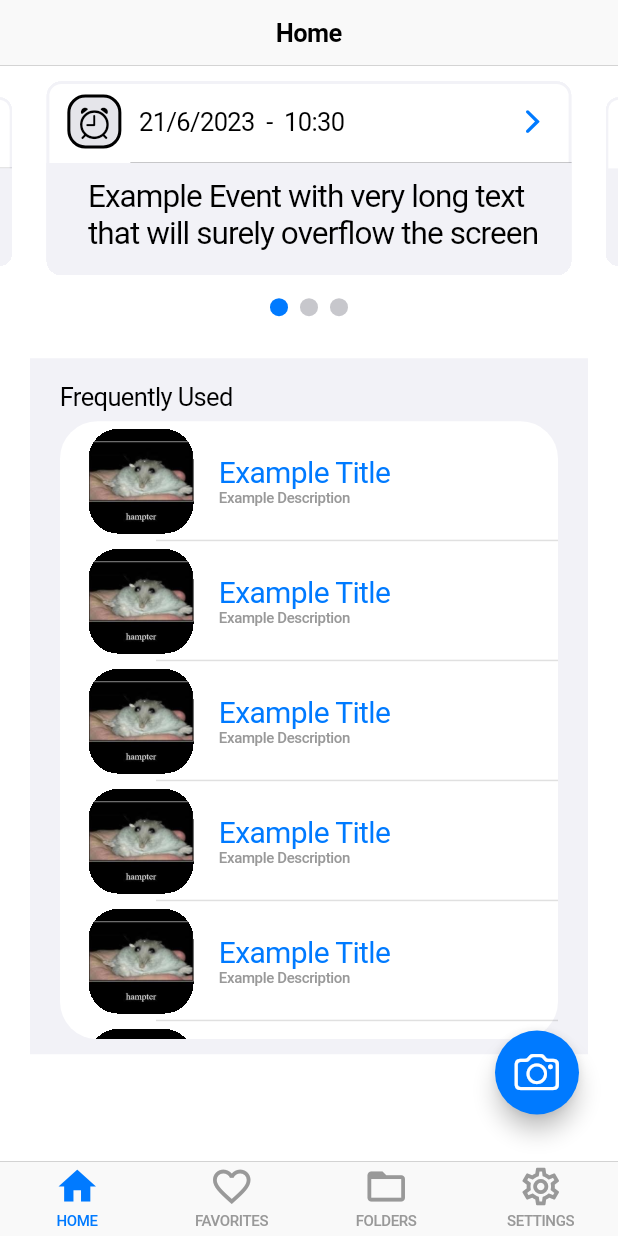
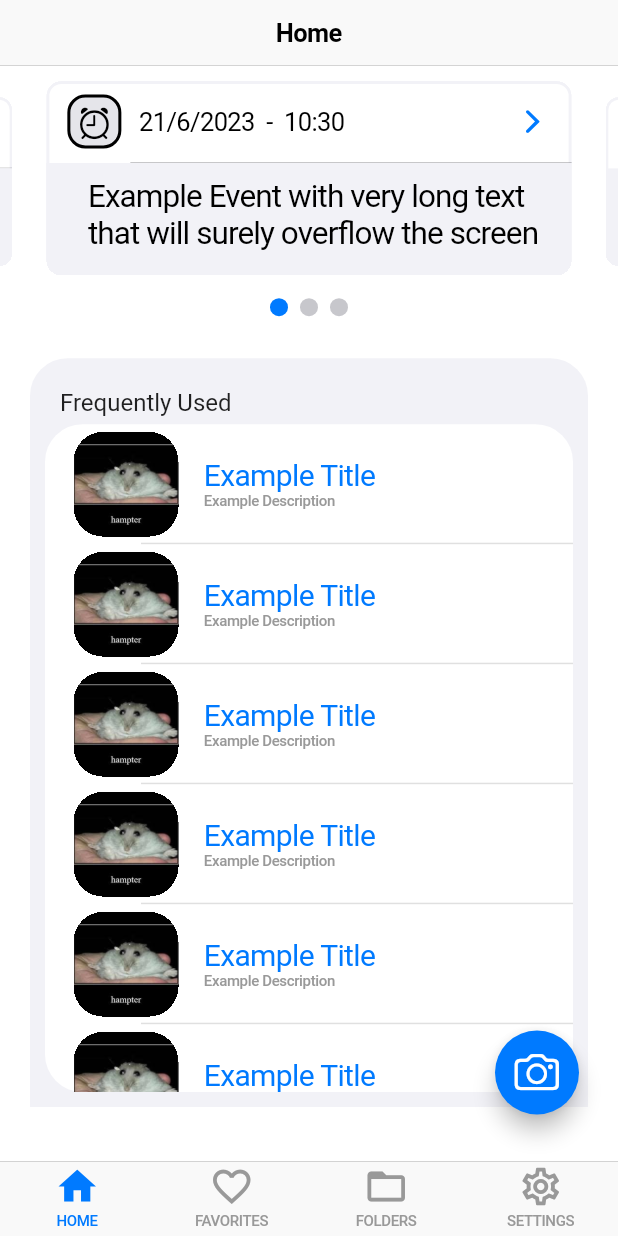
Before and after one commit to MA-SOSE2023/WallAt, a Flutter app: the HomeScreen screen opened by its route, on a phone screen of 412 x 824 dp. Run offline on Flutter 3.47's test engine with Material 2 defaults, Android fonts, the phone set to English and light mode, and no system bars; drawn by our look-alikes of flutter_carousel_widget; our stand-ins replace beamer, flutter_riverpod, font_awesome_flutter, freezed_annotation, photo_view.

Commit message:
#6-switch from ListSection to Container & Column: - reason being that we can use Expanded instead of a SizedBox - this reduces risk of Overflow

```diff
--- a/lib/pages/home/home_view.dart
+++ b/lib/pages/home/home_view.dart
@@ -10,7 +10,6 @@ import '/common/custom_widgets/all_custom_widgets.dart'
     show EventCard, cameraButtonHeroTag;
 import '/router/router.dart';
 import '/pages/single_item/model/item_event.dart';
-import '/pages/single_item/model/single_item.dart';
 
 class HomeScreen extends ConsumerWidget {
   const HomeScreen({super.key});
@@ -49,7 +48,10 @@ class HomeScreen extends ConsumerWidget {
         child: Column(
           mainAxisAlignment: MainAxisAlignment.start,
           children: [
-            FlutterCarousel(
+            ConstrainedBox(
+              constraints: BoxConstraints(
+                  maxHeight: MediaQuery.of(context).size.height / 5),
+              child: FlutterCarousel(
                 items: eventCards,
                 options: CarouselOptions(
                   initialPage: 0,
@@ -63,24 +65,45 @@ class HomeScreen extends ConsumerWidget {
                         CupertinoColors.systemGrey3, context),
                   ),
                   viewportFraction: 0.85,
-                height: MediaQuery.of(context).size.height / 5,
+                  height: double.infinity,
                 ),
               ),
-            Padding(
-              padding: const EdgeInsets.fromLTRB(20.0, 20.0, 20.0, 0.0),
-              child: CupertinoListSection.insetGrouped(
-                header: Text(
-                  'Frequently Used',
-                  style: CupertinoTheme.of(context).textTheme.textStyle,
             ),
-                decoration: BoxDecoration(
-                  color: CupertinoTheme.of(context).scaffoldBackgroundColor,
-                  borderRadius: BorderRadius.circular(25),
-                ),
-                children: [
             ConstrainedBox(
               constraints: BoxConstraints(
-                        maxHeight: MediaQuery.of(context).size.height / 2),
+                maxHeight: MediaQuery.of(context).size.height -
+                    (MediaQuery.of(context).size.height / 5) -
+                    140,
+              ),
+              child: Padding(
+                padding: const EdgeInsets.fromLTRB(20.0, 20.0, 20.0, 0.0),
+                child: Container(
+                  decoration: BoxDecoration(
+                    borderRadius:
+                        const BorderRadius.vertical(top: Radius.circular(25)),
+                    color: CupertinoDynamicColor.resolve(
+                        CupertinoColors.systemGroupedBackground, context),
+                  ),
+                  child: Column(
+                    crossAxisAlignment: CrossAxisAlignment.start,
+                    children: [
+                      const Padding(
+                        padding:
+                            EdgeInsets.only(left: 20.0, top: 20.0, bottom: 5.0),
+                        child: Text(
+                          'Frequently Used',
+                          style: TextStyle(fontSize: 16),
+                        ),
+                      ),
+                      Expanded(
+                        child: Container(
+                          margin: const EdgeInsets.only(
+                              left: 10, right: 10, bottom: 10),
+                          decoration: BoxDecoration(
+                            borderRadius: BorderRadius.circular(25),
+                            color: CupertinoTheme.of(context)
+                                .scaffoldBackgroundColor,
+                          ),
                           child: ListView(
                             children: [
                               ...documentCards
@@ -103,7 +126,10 @@ class HomeScreen extends ConsumerWidget {
                             ],
                           ),
                         ),
+                      ),
                     ],
+                  ),
+                ),
               ),
             ),
           ],
```
Lines whose indentation alone changed are shown as unchanged.
